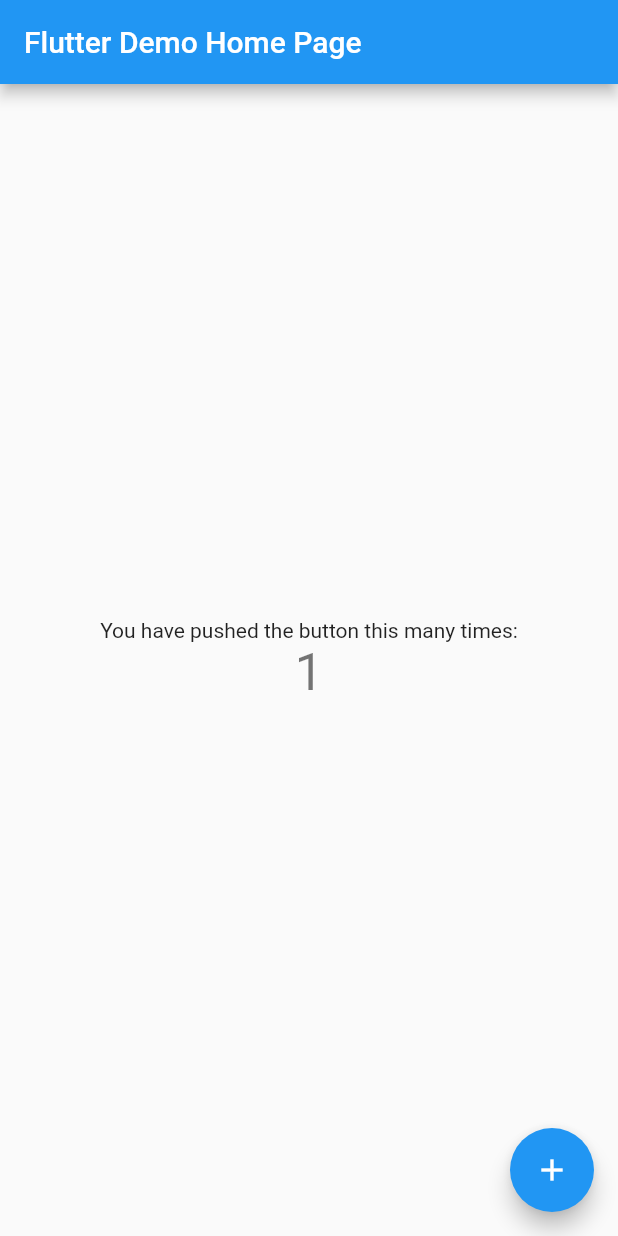
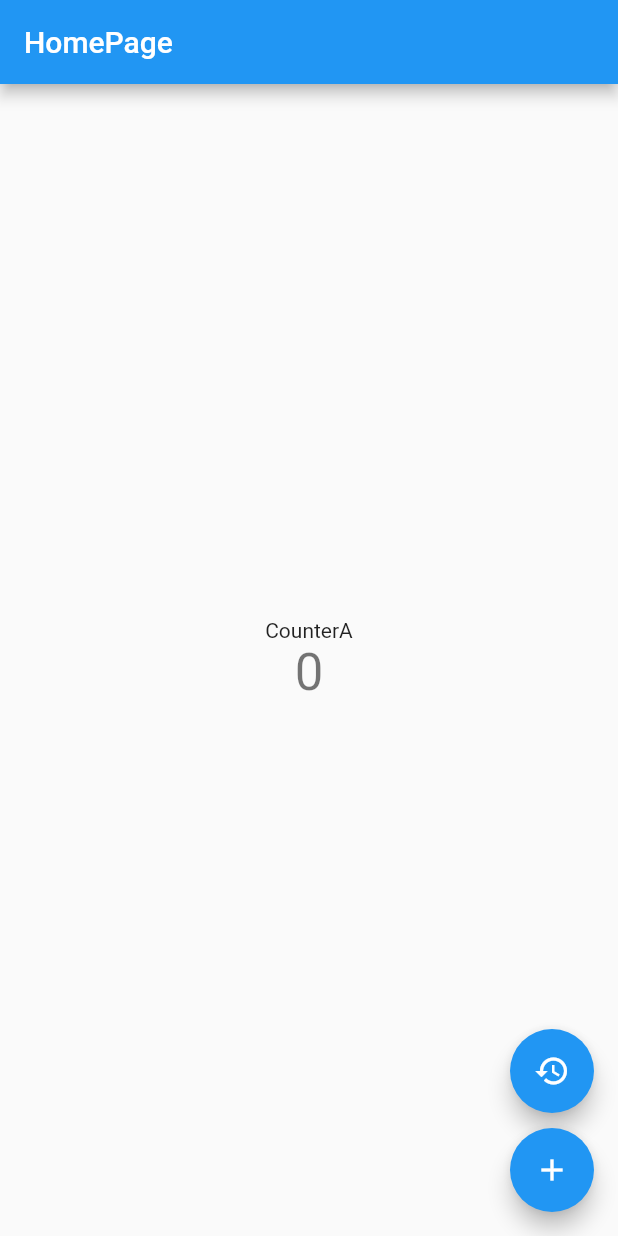
Before and after one commit to AUNG533/cm_bloc_demo, a Flutter app: the MyHomePage screen opened directly, after a tap on the "add" icon, on a phone screen of 412 x 824 dp. Run offline on Flutter 3.47's test engine with Material 2 defaults, Android fonts, the phone set to English and light mode, and no system bars.

Commit message:
setup project

```diff
--- a/lib/main.dart
+++ b/lib/main.dart
@@ -15,7 +15,7 @@ class MyApp extends StatelessWidget {
       theme: ThemeData(
         primarySwatch: Colors.blue,
       ),
-      home: const MyHomePage(title: 'Flutter Demo Home Page'),
+      home: const MyHomePage(title: 'HomePage'),
     );
   }
 }
--- a/lib/src/pages/home_page.dart
+++ b/lib/src/pages/home_page.dart
@@ -12,12 +12,6 @@ class MyHomePage extends StatefulWidget {
 class _MyHomePageState extends State<MyHomePage> {
   int _counter = 0;
 
-  void _incrementCounter() {
-    setState(() {
-      _counter++;
-    });
-  }
-
   @override
   Widget build(BuildContext context) {
     return Scaffold(
@@ -29,7 +23,7 @@ class _MyHomePageState extends State<MyHomePage> {
           mainAxisAlignment: MainAxisAlignment.center,
           children: <Widget>[
             const Text(
-              'You have pushed the button this many times:',
+              'CounterA',
             ),
             Text(
               '$_counter',
@@ -38,10 +32,21 @@ class _MyHomePageState extends State<MyHomePage> {
           ],
         ),
       ),
-      floatingActionButton: FloatingActionButton(
-        onPressed: _incrementCounter,
-        tooltip: 'Increment',
-        child: const Icon(Icons.add),
+      floatingActionButton: Column(
+        mainAxisAlignment: MainAxisAlignment.end,
+        children: [
+          FloatingActionButton(
+            onPressed: () {},
+            tooltip: 'Reset',
+            child: const Icon(Icons.restore),
+          ),
+          const SizedBox(height: 10,),
+          FloatingActionButton(
+            onPressed: () {},
+            tooltip: 'Add',
+            child: const Icon(Icons.add),
+          )
+        ],
       ),
     );
   }
```
